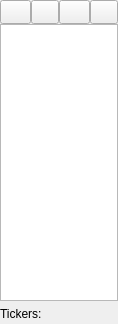
First picture: the form in list.ui, repository HappySeaFox/tht, before the edit.
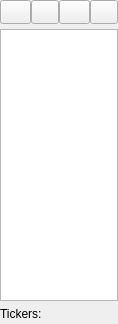
Second picture: the form after the edit. Icons and pictures are not drawn.

```diff
--- a/list.ui
+++ b/list.ui
@@ -111,17 +111,17 @@
      </item>
     </layout>
    </item>
-   <item row="1" column="0" colspan="3">
+   <item row="4" column="0" colspan="3">
     <widget class="QListWidget" name="list"/>
    </item>
-   <item row="3" column="0">
+   <item row="6" column="0">
     <widget class="QLabel" name="label">
      <property name="text">
       <string>Tickers:</string>
      </property>
     </widget>
    </item>
-   <item row="3" column="2">
+   <item row="6" column="2">
     <widget class="QLabel" name="labelElements">
      <property name="sizePolicy">
       <sizepolicy hsizetype="MinimumExpanding" vsizetype="Preferred">
@@ -131,7 +131,7 @@
      </property>
     </widget>
    </item>
-   <item row="2" column="2">
+   <item row="5" column="2">
     <spacer name="verticalSpacer">
      <property name="orientation">
       <enum>Qt::Vertical</enum>
@@ -147,7 +147,7 @@
      </property>
     </spacer>
    </item>
-   <item row="3" column="1">
+   <item row="6" column="1">
     <spacer name="horizontalSpacer_2">
      <property name="orientation">
       <enum>Qt::Horizontal</enum>
@@ -163,6 +163,63 @@
      </property>
     </spacer>
    </item>
+   <item row="1" column="0">
+    <spacer name="verticalSpacer_2">
+     <property name="orientation">
+      <enum>Qt::Vertical</enum>
+     </property>
+     <property name="sizeType">
+      <enum>QSizePolicy::Fixed</enum>
+     </property>
+     <property name="sizeHint" stdset="0">
+      <size>
+       <width>20</width>
+       <height>1</height>
+      </size>
+     </property>
+    </spacer>
+   </item>
+   <item row="2" column="0" colspan="3">
+    <widget class="QLabel" name="labelUnsaved">
+     <property name="sizePolicy">
+      <sizepolicy hsizetype="Preferred" vsizetype="Fixed">
+       <horstretch>0</horstretch>
+       <verstretch>0</verstretch>
+      </sizepolicy>
+     </property>
+     <property name="minimumSize">
+      <size>
+       <width>0</width>
+       <height>3</height>
+      </size>
+     </property>
+     <property name="maximumSize">
+      <size>
+       <width>16777215</width>
+       <height>3</height>
+      </size>
+     </property>
+     <property name="autoFillBackground">
+      <bool>true</bool>
+     </property>
+    </widget>
+   </item>
+   <item row="3" column="0">
+    <spacer name="verticalSpacer_3">
+     <property name="orientation">
+      <enum>Qt::Vertical</enum>
+     </property>
+     <property name="sizeType">
+      <enum>QSizePolicy::Fixed</enum>
+     </property>
+     <property name="sizeHint" stdset="0">
+      <size>
+       <width>20</width>
+       <height>1</height>
+      </size>
+     </property>
+    </spacer>
+   </item>
   </layout>
  </widget>
  <tabstops>
```
